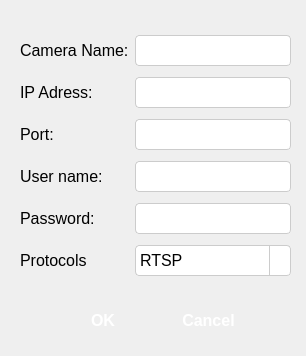
TanChu1234/Qt6-GUI-Design, file src/ui/camera_information.ui: the form before one commit.
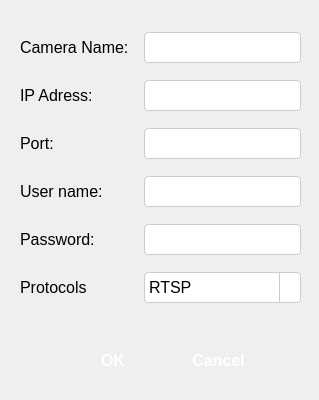
The form after the commit. Icons and pictures are not drawn.

Diff of the .ui file:
```diff
--- a/src/ui/camera_information.ui
+++ b/src/ui/camera_information.ui
@@ -6,8 +6,8 @@
    <rect>
     <x>0</x>
     <y>0</y>
-    <width>306</width>
-    <height>356</height>
+    <width>319</width>
+    <height>400</height>
    </rect>
   </property>
   <property name="windowTitle">
@@ -96,11 +96,14 @@
     <rect>
      <x>20</x>
      <y>30</y>
-     <width>271</width>
-     <height>257</height>
+     <width>281</width>
+     <height>275</height>
     </rect>
    </property>
    <layout class="QGridLayout" name="gridLayout_2">
+    <property name="spacing">
+     <number>15</number>
+    </property>
     <item row="6" column="0">
      <widget class="QLabel" name="label_14">
       <property name="minimumSize">
@@ -275,11 +278,11 @@
     </item>
    </layout>
   </widget>
-  <widget class="QWidget" name="layoutWidget">
+  <widget class="QWidget" name="layoutWidget2">
    <property name="geometry">
     <rect>
-     <x>60</x>
-     <y>300</y>
+     <x>70</x>
+     <y>340</y>
      <width>191</width>
      <height>42</height>
     </rect>
```
